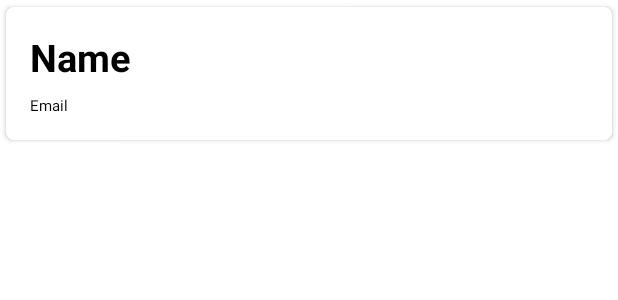
After one commit to Abdulla-Al-Mued/fundForChangeTest, an Android app: the layout finish_event_single_row.xml on its own in the app's theme, with its tools: preview values and no code run, on a phone screen of 412 x 824 dp. The commit adds this screen. Shown: the top 300 px of the screen. Run offline under Robolectric (Android 15) with nearby library versions, the phone set to English and light mode, and no system bars; Roboto replaces fonts that are not available here.

Commit message:
event finished completed

```diff
--- /dev/null
+++ b/app/src/main/res/layout/finish_event_single_row.xml
@@ -0,0 +1,44 @@
+<?xml version="1.0" encoding="utf-8"?>
+<androidx.cardview.widget.CardView xmlns:android="http://schemas.android.com/apk/res/android"
+    android:layout_width="wrap_content"
+    android:layout_height="wrap_content"
+    xmlns:app="http://schemas.android.com/apk/res-auto"
+    xmlns:tools="http://schemas.android.com/tools"
+    app:cardCornerRadius="5dp"
+    android:elevation="10dp"
+    app:cardUseCompatPadding="true"
+    android:id="@+id/click2"
+    tools:ignore="MissingClass">
+
+    <RelativeLayout
+        android:layout_width="match_parent"
+        android:layout_height="wrap_content"
+        android:padding="16dp"
+        >
+
+        <TextView
+            android:id="@+id/txt1"
+            android:layout_width="match_parent"
+            android:layout_height="wrap_content"
+            android:text="Name"
+            android:textColor="@color/black"
+            android:textSize="25sp"
+            android:textStyle="bold" >
+
+
+        </TextView>
+
+        <TextView
+            android:id="@+id/txt2"
+            android:layout_marginTop="8dp"
+            android:layout_width="match_parent"
+            android:layout_height="wrap_content"
+            android:text="Email"
+            android:textSize="10sp"
+            android:textColor="@color/black"
+            android:layout_below="@+id/txt1"
+            />
+
+    </RelativeLayout>
+
+</androidx.cardview.widget.CardView>
```
Also changed, not shown: app/src/main/AndroidManifest.xml (+6 -2 lines), app/src/main/java/com/example/fundforchangetest/Models/finishEventModel.java (added, +101 -0 lines), app/src/main/java/com/example/fundforchangetest/activities/home.java (+15 -3 lines), app/src/main/java/com/example/fundforchangetest/activities/user/UserMainActivity.java (+10 -0 lines), app/src/main/java/com/example/fundforchangetest/activities/user/finishEvent/finishEventController.java (added, +77 -0 lines), app/src/main/java/com/example/fundforchangetest/activities/user/finishEvent/finishEventDetails.java (added, +16 -0 lines), app/src/main/java/com/example/fundforchangetest/activities/user/finishEvent/finishEventFragment.java (renamed from app/src/main/java/com/example/fundforchangetest/activities/user/home/homeFragment.java, +35 -16 lines), app/src/main/java/com/example/fundforchangetest/adapters/finishEventAdapter.java (added, +74 -0 lines), app/src/main/res/layout/activity_finish_event_details.xml (added, +9 -0 lines), app/src/main/res/layout/fragment_finish_event.xml (renamed from app/src/main/res/layout/fragment_home.xml, +7 -5 lines).
